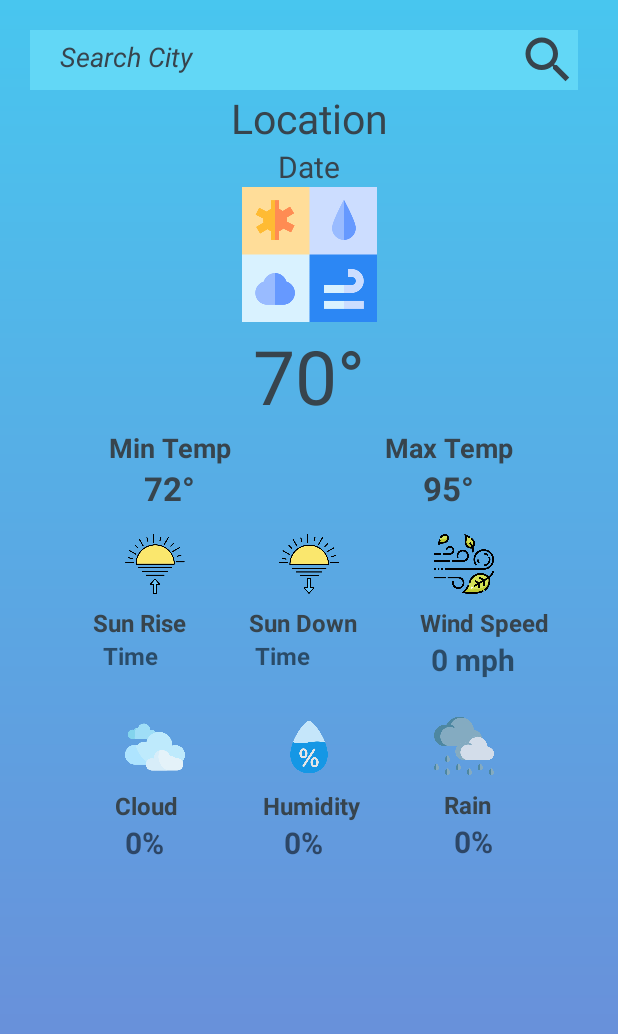
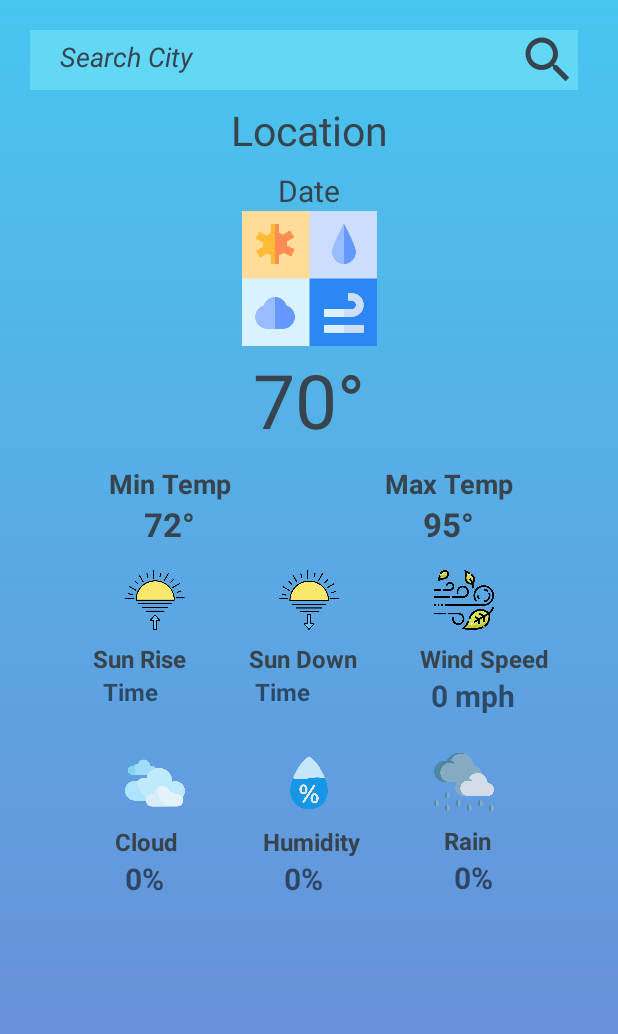
Before and after one commit to rutgerjc/RutgersWeatherApp, an Android app: the screen it shows after launch (MainActivity), on a phone screen of 412 x 824 dp. Shown: the top 1034 px of the screen. Run offline under Robolectric (Android 15) with nearby library versions, the phone set to English and light mode, and no system bars; our stand-ins replace Picasso; pictures from the network do not load.

```diff
--- a/app/src/main/AndroidManifest.xml
+++ b/app/src/main/AndroidManifest.xml
@@ -3,9 +3,6 @@
     xmlns:tools="http://schemas.android.com/tools">
 
     <uses-permission android:name="android.permission.INTERNET"/>
-    <uses-permission android:name="android.permission.ACCESS_FINE_LOCATION"/>
-    <uses-permission android:name="android.permission.ACCESS_COARSE_LOCATION"/>
-    <uses-permission android:name="android.permission.ACCESS_NETWORK_STATE"/>
 
     <application
         android:allowBackup="true"
--- a/app/src/main/res/layout/activity_main.xml
+++ b/app/src/main/res/layout/activity_main.xml
@@ -32,7 +32,8 @@
             android:clickable="true"
             app:layout_constraintStart_toEndOf="@+id/ETCityName"
             app:layout_constraintTop_toTopOf="parent"
-            app:tint="#37444d" />
+            app:tint="#37444d"
+            android:focusable="true" />
 
         <TextView
             android:id="@+id/TVLocation"
@@ -42,7 +43,8 @@
             android:text="Location"
             android:textAlignment="center"
             android:textColor="#37444d"
-            android:textSize="27dp"
+            android:textSize="27sp"
+            android:layout_marginTop="8dp"
             app:layout_constraintEnd_toEndOf="parent"
             app:layout_constraintHorizontal_bias="0.5"
             app:layout_constraintStart_toStartOf="parent"
@@ -55,7 +57,8 @@
             android:text="Date"
             android:textAlignment="center"
             android:textColor="#37444d"
-            android:textSize="20dp"
+            android:textSize="20sp"
+            android:layout_marginTop="8dp"
             app:layout_constraintEnd_toEndOf="parent"
             app:layout_constraintHorizontal_bias="0.5"
             app:layout_constraintStart_toStartOf="parent"
@@ -109,6 +112,7 @@
             android:textColor="#37444d"
             android:textSize="18sp"
             android:textStyle="bold"
+            android:layout_marginTop="8dp"
             app:layout_constraintEnd_toStartOf="@+id/TTVMaxTemp"
             app:layout_constraintHorizontal_bias="0.5"
             app:layout_constraintStart_toStartOf="parent"
```
Also changed, not shown: app/src/main/java/com/example/rutgersweatherapp/MainActivity.kt (+25 -8 lines).
